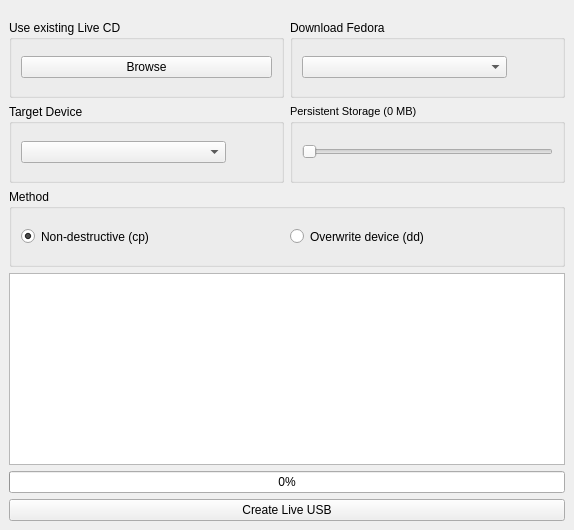
Before: the Qt Designer form data/liveusb-creator.ui in lmacken/liveusb-creator, drawn with Qt 5.
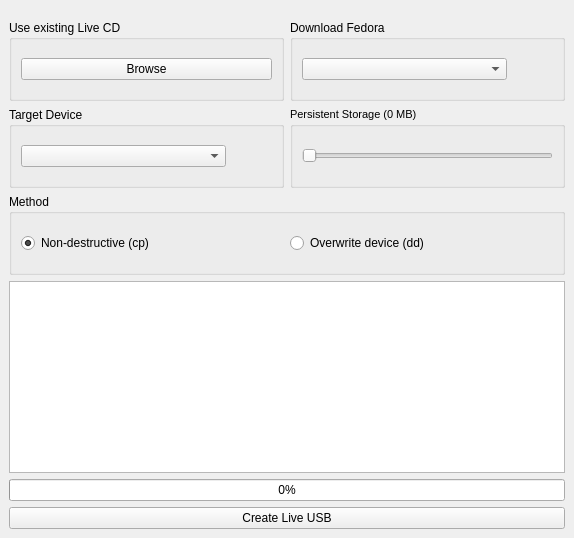
After: the same form once the commit is applied. Icons and pictures are not drawn.

Commit message: Minor window sizing tweak to make it look decent on RHEL6

Diff of the .ui file:
```diff
--- a/data/liveusb-creator.ui
+++ b/data/liveusb-creator.ui
@@ -7,7 +7,7 @@
     <x>0</x>
     <y>0</y>
     <width>574</width>
-    <height>530</height>
+    <height>538</height>
    </rect>
   </property>
   <property name="sizePolicy">
```
The commit also changes 1 other file.
